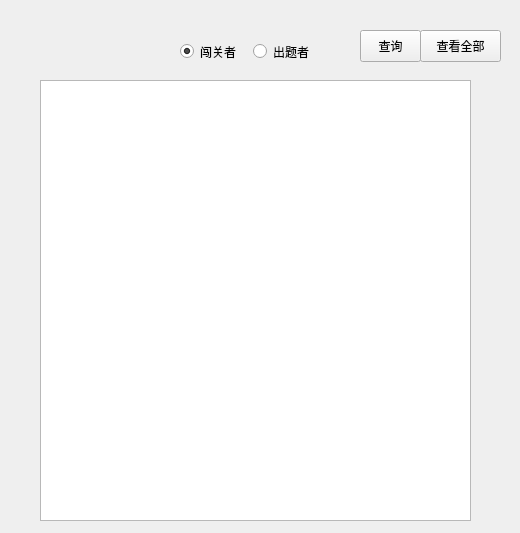
First picture: the form in alluserwidget.ui, repository Poeroz/wordgame, before the edit.
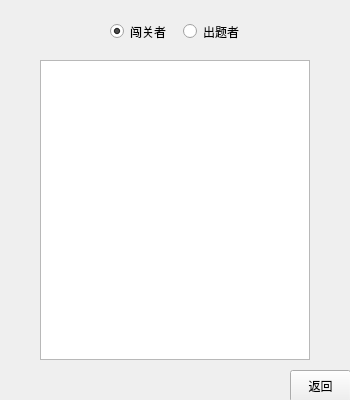
Second picture: the form after the edit.

What changed in the file:
```diff
--- a/alluserwidget.ui
+++ b/alluserwidget.ui
@@ -6,8 +6,8 @@
    <rect>
     <x>0</x>
     <y>0</y>
-    <width>520</width>
-    <height>533</height>
+    <width>350</width>
+    <height>400</height>
    </rect>
   </property>
   <property name="windowTitle">
@@ -17,9 +17,9 @@
    <property name="geometry">
     <rect>
      <x>40</x>
-     <y>80</y>
-     <width>431</width>
-     <height>441</height>
+     <y>60</y>
+     <width>270</width>
+     <height>300</height>
     </rect>
    </property>
   </widget>
@@ -55,8 +55,8 @@
   <widget class="QWidget" name="layoutWidget">
    <property name="geometry">
     <rect>
-     <x>180</x>
-     <y>40</y>
+     <x>110</x>
+     <y>20</y>
      <width>139</width>
      <height>23</height>
     </rect>
@@ -90,6 +90,19 @@
     </item>
    </layout>
   </widget>
+  <widget class="QPushButton" name="returnBtn">
+   <property name="geometry">
+    <rect>
+     <x>290</x>
+     <y>370</y>
+     <width>61</width>
+     <height>32</height>
+    </rect>
+   </property>
+   <property name="text">
+    <string>返回</string>
+   </property>
+  </widget>
  </widget>
  <resources/>
  <connections/>
```
